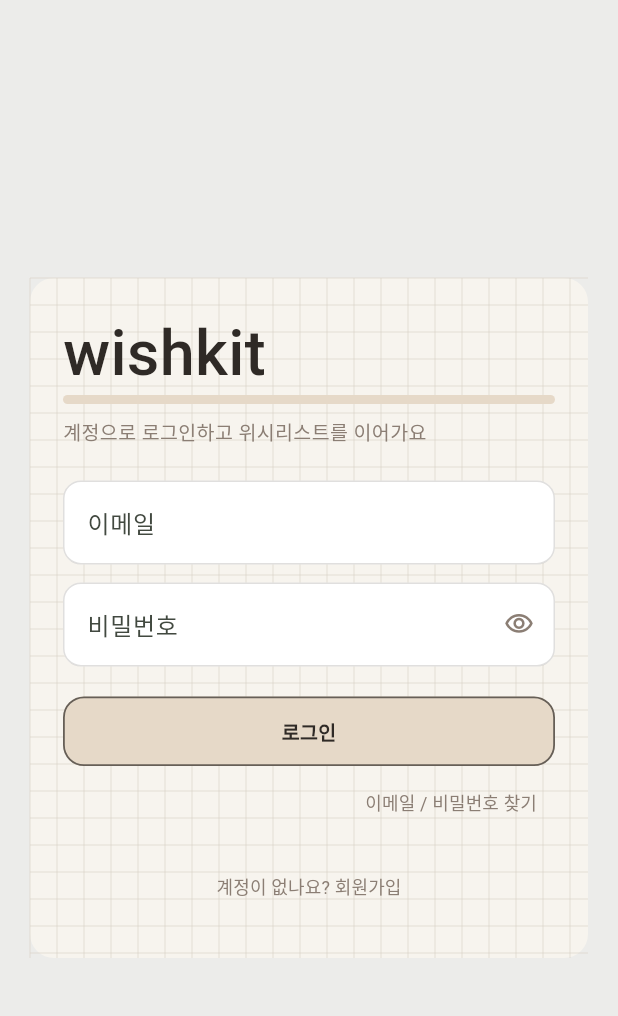
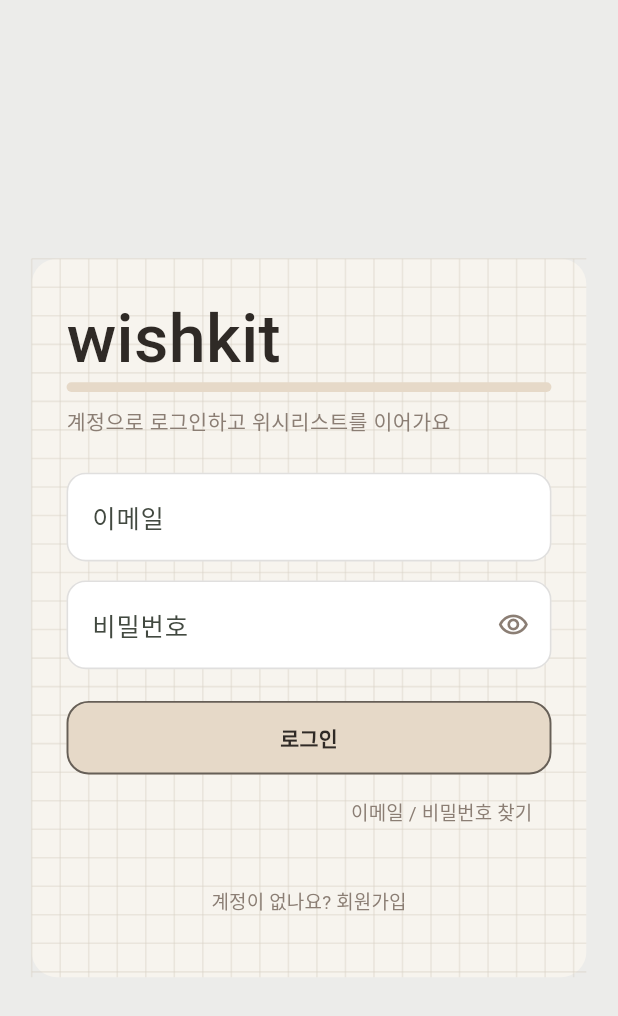
Before and after one commit to soft-studio-team/2026-softstudio-project, a Flutter app: the screen it shows after launch, on a phone screen of 412 x 824 dp. Shown: the top 1016 px of the screen. Run offline on Flutter 3.47's test engine with Material 3 defaults, Android fonts, the phone set to English and light mode, and no system bars; our stand-ins replace cloud_firestore, firebase_auth, firebase_core, firebase_messaging, firebase_storage, flutter_local_notifications and 4 more; missing offline and left inert: flutter_inappwebview, receive_sharing_intent; accounts and stored records are empty; Roboto replaces fonts that are missing (Jua).

Commit message:
Scale every screen to a 390pt design width so layouts keep the same ratio on every phone.
Co-authored-by: Cursor <cursoragent@cursor.com>

```diff
--- a/wishlist-appversion2/flutter_app/lib/main.dart
+++ b/wishlist-appversion2/flutter_app/lib/main.dart
@@ -28,7 +28,9 @@ import 'screens/share/share_intake_screen.dart';
 import 'screens/shared/shared_wishlist_screen.dart';
 import 'screens/wishlist/wishlist_screen.dart';
 import 'services/share_input.dart';
+import 'theme/diary_scale.dart';
 import 'theme/diary_theme.dart';
+import 'widgets/diary_widgets.dart';
 
 Future<void> main() async {
   WidgetsFlutterBinding.ensureInitialized();
@@ -144,6 +146,8 @@ class _WishlistAppState extends State<WishlistApp> {
         debugShowCheckedModeBanner: false,
         theme: DiaryTheme.light,
         routerConfig: router,
+        builder: (context, child) =>
+            DiaryScale.wrap(context, child ?? const SizedBox.shrink()),
       ),
     );
   }
@@ -478,8 +482,11 @@ class _NavItem extends StatelessWidget {
                   : DiaryColors.ink.withValues(alpha: 0.35),
             ),
             const SizedBox(height: 2),
-            Text(
+            Padding(
+              padding: const EdgeInsets.symmetric(horizontal: 4),
+              child: OneLineText(
                 label,
+                textAlign: TextAlign.center,
                 style: DiaryTheme.body(
                   11,
                   weight: active ? FontWeight.w700 : FontWeight.w400,
@@ -488,6 +495,7 @@ class _NavItem extends StatelessWidget {
                       : DiaryColors.ink.withValues(alpha: 0.4),
                 ),
               ),
+            ),
           ],
         ),
       ),
--- a/wishlist-appversion2/flutter_app/lib/screens/mypage/mypage_screen.dart
+++ b/wishlist-appversion2/flutter_app/lib/screens/mypage/mypage_screen.dart
@@ -680,7 +680,7 @@ class _FolderChip extends StatelessWidget {
           borderRadius: BorderRadius.circular(12),
           border: Border.all(color: DiaryColors.ink.withValues(alpha: 0.15)),
         ),
-        child: Text(
+        child: OneLineText(
           label,
           textAlign: TextAlign.center,
           style: DiaryTheme.body(13, weight: FontWeight.w600),
--- /dev/null
+++ b/wishlist-appversion2/flutter_app/lib/theme/diary_scale.dart
@@ -0,0 +1,86 @@
+import 'package:flutter/material.dart';
+
+/// Lays the app out at a 390pt design width (iPhone 14), then scales the
+/// whole tree to the real phone width.
+///
+/// Flutter does not preserve design ratios by default: font sizes and paddings
+/// are logical pixels, so a label that fits on 390pt wraps on 320pt. Scaling
+/// the full layout (not just text) keeps spacing, type, and chrome in the
+/// same proportion on every phone.
+class DiaryScale {
+  static const designWidth = 390.0;
+
+  /// Smallest phone we still shrink to match (iPhone SE).
+  static const minFactor = 0.80;
+
+  /// Largest scale before wide phones / tablets stop stretching.
+  static const maxFactor = 1.15;
+
+  static const maxUserTextScale = 1.2;
+
+  static double factorForWidth(double width) {
+    if (width <= 0) return 1;
+    return (width / designWidth).clamp(minFactor, maxFactor);
+  }
+
+  static double of(BuildContext context) =>
+      factorForWidth(MediaQuery.sizeOf(context).width);
+
+  static EdgeInsets scaleInsets(EdgeInsets insets, double factor) {
+    if (factor == 0) return insets;
+    return EdgeInsets.fromLTRB(
+      insets.left / factor,
+      insets.top / factor,
+      insets.right / factor,
+      insets.bottom / factor,
+    );
+  }
+
+  static Widget wrap(BuildContext context, Widget child) {
+    return LayoutBuilder(
+      builder: (context, constraints) {
+        final mq = MediaQuery.of(context);
+        final maxW = constraints.maxWidth.isFinite
+            ? constraints.maxWidth
+            : mq.size.width;
+        final maxH = constraints.maxHeight.isFinite
+            ? constraints.maxHeight
+            : mq.size.height;
+        if (maxW <= 0 || maxH <= 0) return child;
+
+        final factor = factorForWidth(maxW);
+        final virtualHeight = maxH / factor;
+        final userScale =
+            mq.textScaler.scale(1).clamp(1.0, maxUserTextScale);
+
+        return Align(
+          alignment: Alignment.topCenter,
+          child: SizedBox(
+            width: designWidth * factor,
+            height: maxH,
+            child: FittedBox(
+              fit: BoxFit.fitWidth,
+              alignment: Alignment.topCenter,
+              child: SizedBox(
+                width: designWidth,
+                height: virtualHeight,
+                child: MediaQuery(
+                  data: mq.copyWith(
+                    size: Size(designWidth, virtualHeight),
+                    padding: scaleInsets(mq.padding, factor),
+                    viewPadding: scaleInsets(mq.viewPadding, factor),
+                    viewInsets: scaleInsets(mq.viewInsets, factor),
+                    systemGestureInsets:
+                        scaleInsets(mq.systemGestureInsets, factor),
+                    textScaler: TextScaler.linear(userScale),
+                  ),
+                  child: child,
+                ),
+              ),
+            ),
+          ),
+        );
+      },
+    );
+  }
+}
--- a/wishlist-appversion2/flutter_app/lib/theme/diary_theme.dart
+++ b/wishlist-appversion2/flutter_app/lib/theme/diary_theme.dart
@@ -85,6 +85,7 @@ class DiaryTheme {
   }
 
   /// Rounded UI font for labels, tabs, buttons, banners (not product data).
+  /// [size] is a design-pixel value at 390pt width; [DiaryScale] scales the tree.
   static TextStyle ui(
     double size, {
     Color? color,
--- a/wishlist-appversion2/flutter_app/lib/widgets/diary_widgets.dart
+++ b/wishlist-appversion2/flutter_app/lib/widgets/diary_widgets.dart
@@ -188,12 +188,25 @@ class PersonRow extends StatelessWidget {
             child: Column(
               crossAxisAlignment: CrossAxisAlignment.start,
               children: [
-                Text(name, style: DiaryTheme.body(14, weight: FontWeight.w700)),
-                Text(handle,
-                    style: DiaryTheme.body(12, color: DiaryColors.inkMuted)),
+                Text(
+                  name,
+                  maxLines: 1,
+                  overflow: TextOverflow.ellipsis,
+                  style: DiaryTheme.body(14, weight: FontWeight.w700),
+                ),
+                Text(
+                  handle,
+                  maxLines: 1,
+                  overflow: TextOverflow.ellipsis,
+                  style: DiaryTheme.body(12, color: DiaryColors.inkMuted),
+                ),
                 if (subtitle != null)
-                  Text(subtitle!,
-                      style: DiaryTheme.body(11, color: DiaryColors.accent)),
+                  Text(
+                    subtitle!,
+                    maxLines: 1,
+                    overflow: TextOverflow.ellipsis,
+                    style: DiaryTheme.body(11, color: DiaryColors.accent),
+                  ),
               ],
             ),
           ),
@@ -245,7 +258,13 @@ class DiaryButton extends StatelessWidget {
                   Icon(icon, size: 18, color: DiaryColors.ink),
                   const SizedBox(width: 6),
                 ],
-                Text(label, style: DiaryTheme.body(13, weight: FontWeight.w600)),
+                Flexible(
+                  child: OneLineText(
+                    label,
+                    textAlign: TextAlign.center,
+                    style: DiaryTheme.body(13, weight: FontWeight.w600),
+                  ),
+                ),
               ],
             ),
           ),
@@ -307,6 +326,42 @@ class _PasswordTextFieldState extends State<PasswordTextField> {
   }
 }
 
+/// Label that must stay on one line: shrinks to fit instead of wrapping.
+class OneLineText extends StatelessWidget {
+  const OneLineText(
+    this.text, {
+    super.key,
+    required this.style,
+    this.textAlign,
+  });
+
+  final String text;
+  final TextStyle style;
+  final TextAlign? textAlign;
+
+  Alignment get _alignment => switch (textAlign) {
+        TextAlign.center => Alignment.center,
+        TextAlign.right || TextAlign.end => Alignment.centerRight,
+        _ => Alignment.centerLeft,
+      };
+
+  @override
+  Widget build(BuildContext context) {
+    return FittedBox(
+      fit: BoxFit.scaleDown,
+      alignment: _alignment,
+      child: Text(
+        text,
+        maxLines: 1,
+        softWrap: false,
+        overflow: TextOverflow.fade,
+        textAlign: textAlign,
+        style: style,
+      ),
+    );
+  }
+}
+
 String formatWon(int price) {
   final s = price.toString();
   final buf = StringBuffer();
```
Also changed, not shown: wishlist-appversion2/flutter_app/lib/screens/salkamalka/salkamalka_screen.dart (+22 -8 lines), wishlist-appversion2/flutter_app/lib/screens/wishlist/wishlist_screen.dart (+11 -1 lines), 1 other file. Lines whose indentation alone changed are shown as unchanged.
